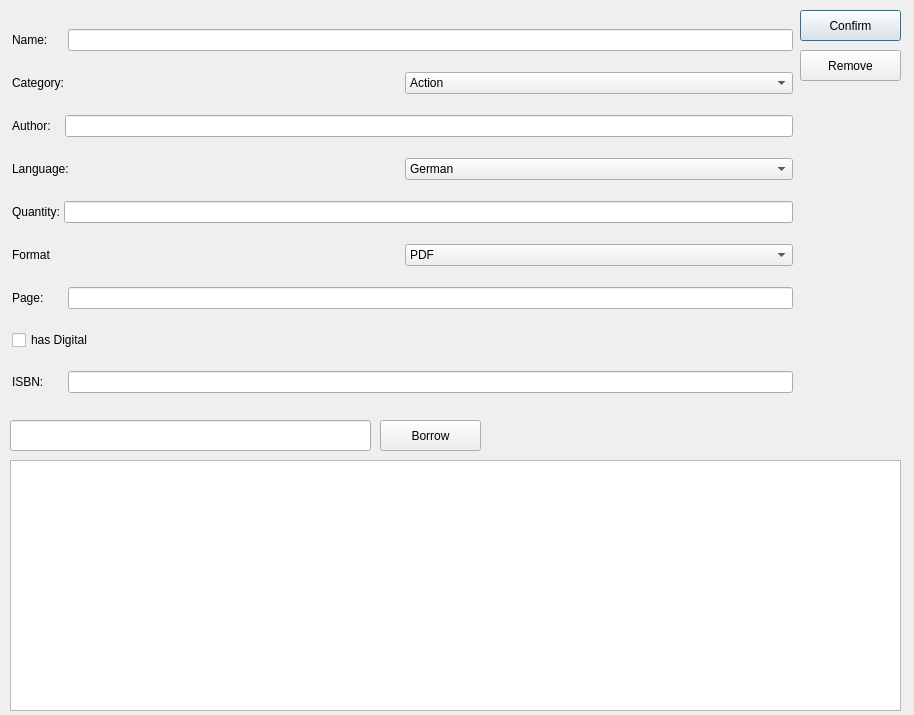
First picture: the form in bookdialog.ui, repository concat1911/LibraryManager, before the edit.
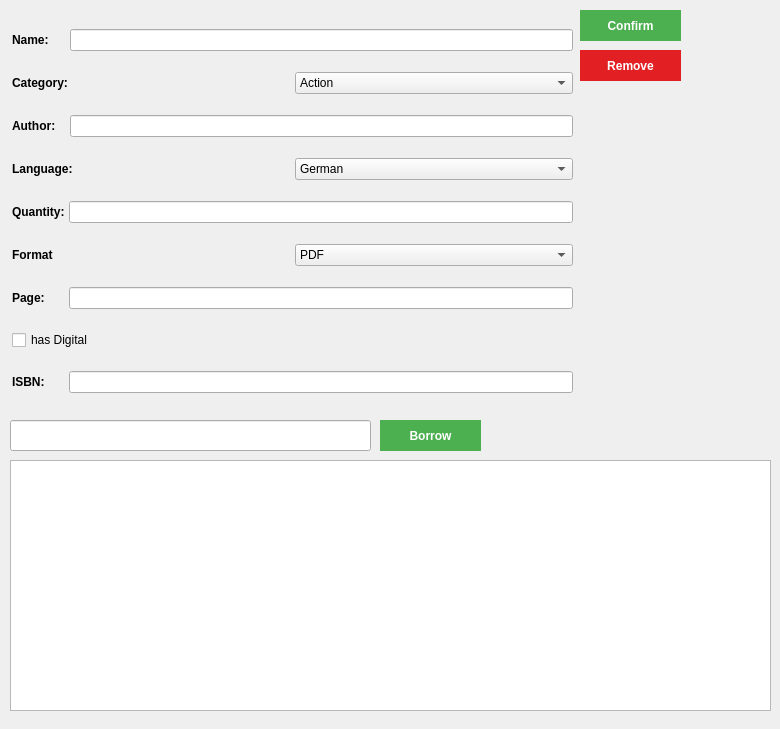
Second picture: the form after the edit. Icons and pictures are not drawn.

```diff
--- a/bookdialog.ui
+++ b/bookdialog.ui
@@ -6,17 +6,45 @@
    <rect>
     <x>0</x>
     <y>0</y>
-    <width>914</width>
-    <height>715</height>
+    <width>780</width>
+    <height>729</height>
    </rect>
   </property>
   <property name="windowTitle">
    <string>Dialog</string>
   </property>
+  <property name="styleSheet">
+   <string notr="true">#borrowInput, #pushButton{
+ 	background-color: #4CAF50; 
+ 	border: none;
+  	text-align: center;
+  	text-decoration: none;
+	font-weight: bold;
+	color: white;
+}
+
+#BookDialog{
+	border-image: url(:/images/assets/dialog_BG.jpg);
+}
+
+#removeBtn{
+ 	background-color: rgb(226, 32, 36); 
+ 	border: none;
+  	color: white;
+  	text-align: center;
+  	text-decoration: none;
+	font-weight: bold;
+}
+
+QLabel{
+	font-weight: bold;
+}
+</string>
+  </property>
   <widget class="QPushButton" name="pushButton">
    <property name="geometry">
     <rect>
-     <x>800</x>
+     <x>580</x>
      <y>10</y>
      <width>101</width>
      <height>31</height>
@@ -29,7 +57,7 @@
   <widget class="QPushButton" name="removeBtn">
    <property name="geometry">
     <rect>
-     <x>800</x>
+     <x>580</x>
      <y>50</y>
      <width>101</width>
      <height>31</height>
@@ -47,7 +75,7 @@
     <rect>
      <x>10</x>
      <y>460</y>
-     <width>891</width>
+     <width>761</width>
      <height>251</height>
     </rect>
    </property>
@@ -86,7 +114,7 @@
     <rect>
      <x>490</x>
      <y>420</y>
-     <width>181</width>
+     <width>261</width>
      <height>21</height>
     </rect>
    </property>
@@ -99,7 +127,7 @@
     <rect>
      <x>12</x>
      <y>12</y>
-     <width>781</width>
+     <width>561</width>
      <height>401</height>
     </rect>
    </property>
```
Left out of the diff: 29 changed lines with no effect on the pictures.
